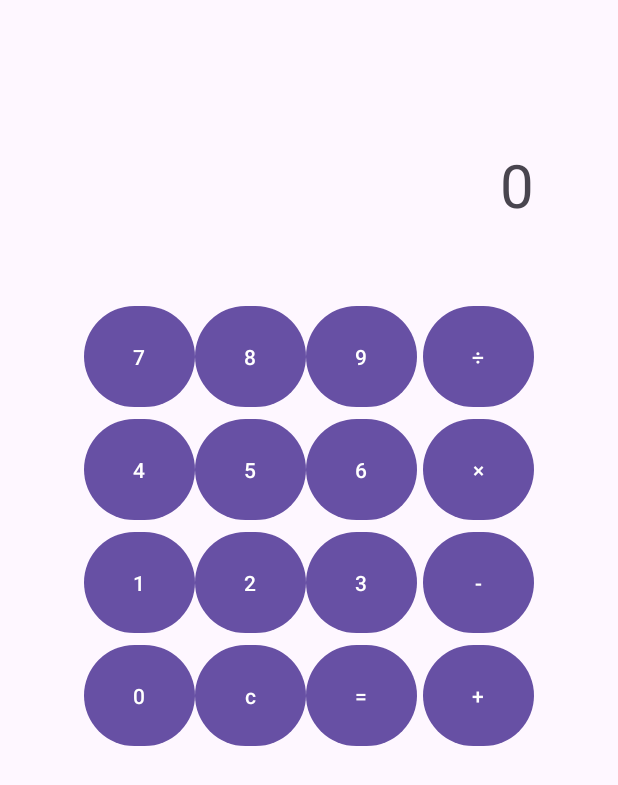
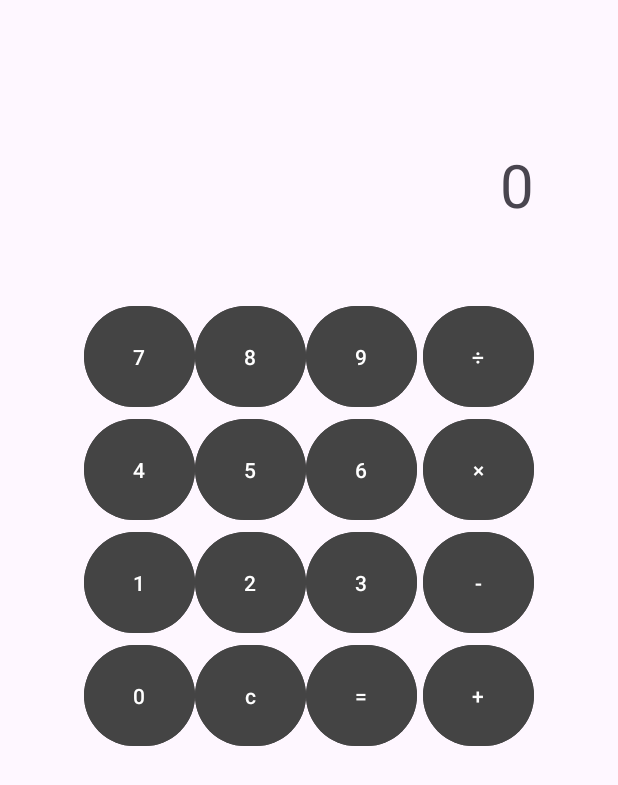
Before and after one commit to RyryaAstrey/AS_study_Calculate, an Android app: the screen it shows after launch (MainActivity), on a phone screen of 412 x 824 dp. Shown: the top 785 px of the screen. Run offline under Robolectric (Android 15) with nearby library versions, the phone set to English and light mode, and no system bars.

Commit message:
[feature]activity_main.xml MainActivity.java ボタン色変更、「+」ボタンが押された時に色が変わるようにコードを追加

```diff
--- a/app/src/main/res/layout/activity_main.xml
+++ b/app/src/main/res/layout/activity_main.xml
@@ -37,6 +37,7 @@
             android:layout_width="70dp"
             android:layout_height="match_parent"
             android:layout_weight="1"
+            android:backgroundTint="#444444"
             android:text="7" />
 
         <Button
@@ -44,6 +45,7 @@
             android:layout_width="70dp"
             android:layout_height="match_parent"
             android:layout_weight="1"
+            android:backgroundTint="#444444"
             android:text="8" />
 
         <Button
@@ -51,6 +53,7 @@
             android:layout_width="70dp"
             android:layout_height="match_parent"
             android:layout_weight="1"
+            android:backgroundTint="#444444"
             android:text="9" />
 
         <Space
@@ -63,6 +66,7 @@
             android:layout_width="70dp"
             android:layout_height="match_parent"
             android:layout_weight="1"
+            android:backgroundTint="#444444"
             android:text="÷" />
     </LinearLayout>
 
@@ -78,6 +82,7 @@
             android:layout_width="70dp"
             android:layout_height="match_parent"
             android:layout_weight="1"
+            android:backgroundTint="#444444"
             android:text="4" />
 
         <Button
@@ -85,6 +90,7 @@
             android:layout_width="70dp"
             android:layout_height="match_parent"
             android:layout_weight="1"
+            android:backgroundTint="#444444"
             android:text="5" />
 
         <Button
@@ -92,6 +98,7 @@
             android:layout_width="70dp"
             android:layout_height="match_parent"
             android:layout_weight="1"
+            android:backgroundTint="#444444"
             android:text="6" />
 
         <Space
@@ -104,6 +111,7 @@
             android:layout_width="70dp"
             android:layout_height="match_parent"
             android:layout_weight="1"
+            android:backgroundTint="#444444"
             android:text="×" />
     </LinearLayout>
 
@@ -119,6 +127,7 @@
             android:layout_width="70dp"
             android:layout_height="match_parent"
             android:layout_weight="1"
+            android:backgroundTint="#444444"
             android:text="1" />
 
         <Button
@@ -126,6 +135,7 @@
             android:layout_width="70dp"
             android:layout_height="match_parent"
             android:layout_weight="1"
+            android:backgroundTint="#444444"
             android:text="2" />
 
         <Button
@@ -133,6 +143,7 @@
             android:layout_width="70dp"
             android:layout_height="match_parent"
             android:layout_weight="1"
+            android:backgroundTint="#444444"
             android:text="3" />
 
         <Space
@@ -145,6 +156,7 @@
             android:layout_width="70dp"
             android:layout_height="match_parent"
             android:layout_weight="1"
+            android:backgroundTint="#444444"
             android:text="-" />
     </LinearLayout>
 
@@ -160,6 +172,7 @@
             android:layout_width="70dp"
             android:layout_height="match_parent"
             android:layout_weight="1"
+            android:backgroundTint="#444444"
             android:text="0" />
 
         <Button
@@ -167,6 +180,7 @@
             android:layout_width="70dp"
             android:layout_height="match_parent"
             android:layout_weight="1"
+            android:backgroundTint="#444444"
             android:text="c" />
 
         <Button
@@ -174,6 +188,7 @@
             android:layout_width="70dp"
             android:layout_height="match_parent"
             android:layout_weight="1"
+            android:backgroundTint="#444444"
             android:text="=" />
 
         <Space
@@ -186,6 +201,7 @@
             android:layout_width="70dp"
             android:layout_height="match_parent"
             android:layout_weight="1"
+            android:backgroundTint="#444444"
             android:text="+" />
     </LinearLayout>
 
```
Also changed, not shown: app/src/main/java/com/example/calculate/MainActivity.java (+64 -2 lines).
